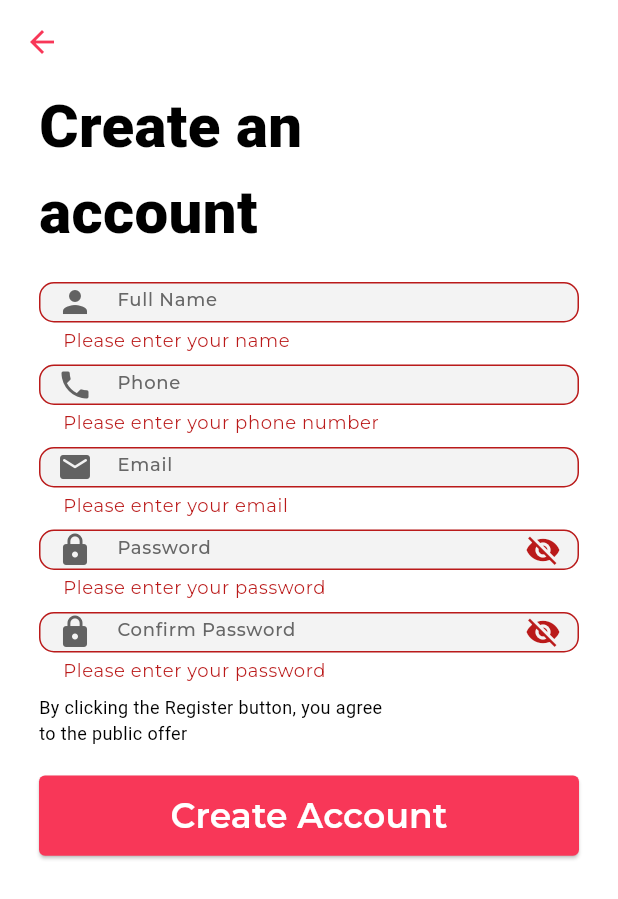
After one commit to phharaoh/Stylish_App, a Flutter app: the RegisterView screen opened directly, after a tap on "Create Account", on a phone screen of 412 x 824 dp. The commit adds this screen. Shown: the top 899 px of the screen. Run offline on Flutter 3.47's test engine with Material 3 defaults, Android fonts, the phone set to English and light mode, and no system bars; our stand-ins replace flutter_bloc, smooth_page_indicator; Roboto replaces fonts that are missing (lib/core/assets/fonts/Montserrat-ExtraBold.ttf); project files that could hold a hidden picture were left out.

Commit message:
handel Auth Cubit v1.1

```diff
--- /dev/null
+++ b/devtools_options.yaml
@@ -0,0 +1,3 @@
+description: This file stores settings for Dart & Flutter DevTools.
+documentation: https://docs.flutter.dev/tools/devtools/extensions#configure-extension-enablement-states
+extensions:
--- a/lib/core/Utilz/Widgets/customFormFeild.dart
+++ b/lib/core/Utilz/Widgets/customFormFeild.dart
@@ -10,8 +10,10 @@ class Customformfeild extends StatelessWidget {
       this.validator,
       this.controller,
       this.prefixIcon,
-      this.suffixIcon});
+      this.suffixIcon,
+      this.visiable});
   final String hintText;
+  final bool? visiable;
   final String? Function(String?)? validator;
   final TextEditingController? controller;
   final Widget? prefixIcon;
@@ -25,6 +27,7 @@ class Customformfeild extends StatelessWidget {
         padding: const EdgeInsets.only(bottom: 8.0),
         child: TextFormField(
           controller: controller,
+          obscureText: visiable ?? false,
           validator: validator,
           decoration: InputDecoration(
             filled: true,
--- /dev/null
+++ b/lib/features/Auth/Manager/Register_cubit/register_cubit.dart
@@ -0,0 +1,25 @@
+import 'register_state.dart';
+import 'package:flutter/material.dart';
+import 'package:flutter_bloc/flutter_bloc.dart';
+
+class RegisterCubit extends Cubit<RegisterState> {
+  RegisterCubit() : super(RegisterInitialState());
+  static RegisterCubit get(context) => BlocProvider.of(context);
+  GlobalKey<FormState> formKey = GlobalKey<FormState>();
+  bool passIsVisiable = false;
+  bool confPassVisiable = false;
+  TextEditingController nameController = TextEditingController();
+  TextEditingController emailController = TextEditingController();
+  TextEditingController phoneController = TextEditingController();
+  TextEditingController passwordController = TextEditingController();
+  TextEditingController confirmPasswordController = TextEditingController();
+  void changePassVisibility() {
+    passIsVisiable = !passIsVisiable;
+    emit(RegisterChangeVisibilityState(passIsVisiable));
+  }
+
+  void changConfPassVisi() {
+    confPassVisiable = !confPassVisiable;
+    emit(RegisterChangeVisibilityState(confPassVisiable));
+  }
+}
--- /dev/null
+++ b/lib/features/Auth/Manager/Register_cubit/register_state.dart
@@ -0,0 +1,17 @@
+abstract class RegisterState {}
+
+class RegisterInitialState extends RegisterState {}
+
+class RegisterLoadingState extends RegisterState {}
+
+class RegisterSuccessState extends RegisterState {}
+
+class RegisterChangeVisibilityState extends RegisterState {
+  final bool isVisible;
+  RegisterChangeVisibilityState(this.isVisible);
+}
+
+class RegisterErrorState extends RegisterState {
+  final String error;
+  RegisterErrorState(this.error);
+}
--- /dev/null
+++ b/lib/features/Auth/views/signup_view.dart
@@ -0,0 +1,154 @@
+import 'package:flutter/material.dart';
+import '../../../../core/styles/colors.dart';
+import 'package:flutter_bloc/flutter_bloc.dart';
+import '../../../../core/styles/text_styles.dart';
+import '../Manager/Register_cubit/register_cubit.dart';
+import '../Manager/Register_cubit/register_state.dart';
+import '../../../core/Utilz/Widgets/customFormFeild.dart';
+import '../../../../core/Utilz/Widgets/custom_elevatedButton.dart';
+
+class RegisterView extends StatelessWidget {
+  const RegisterView({super.key});
+  @override
+  Widget build(BuildContext context) {
+    return BlocProvider(
+      create: (context) => RegisterCubit(),
+      child: BlocBuilder<RegisterCubit, RegisterState>(
+        builder: (context, state) {
+          return Scaffold(
+            appBar: AppBar(),
+            body: Padding(
+              padding: const EdgeInsets.only(left: 26.0, right: 26),
+              child: SingleChildScrollView(
+                child: Form(
+                  key: RegisterCubit.get(context).formKey,
+                  child: Column(
+                    crossAxisAlignment: CrossAxisAlignment.start,
+                    children: [
+                      const Text(
+                        'Create an\naccount',
+                        style: TextStyles.welcomeBack,
+                      ),
+                      const SizedBox(
+                        height: 18,
+                      ),
+                      Customformfeild(
+                        validator: (value) {
+                          if (value!.isEmpty) {
+                            return 'Please enter your name';
+                          }
+                          return null;
+                        },
+                        controller: RegisterCubit.get(context).nameController,
+                        prefixIcon: const Icon(
+                          Icons.person,
+                          color: AppColors.textFieldIcon,
+                        ),
+                        hintText: 'Full Name',
+                      ),
+                      Customformfeild(
+                        validator: (value) {
+                          if (value!.isEmpty) {
+                            return 'Please enter your phone number';
+                          }
+                          return null;
+                        },
+                        controller: RegisterCubit.get(context).phoneController,
+                        prefixIcon: const Icon(
+                          Icons.phone,
+                          color: AppColors.textFieldIcon,
+                        ),
+                        hintText: 'Phone',
+                      ),
+                      Customformfeild(
+                        validator: (value) {
+                          if (value!.isEmpty || !value.contains('@')) {
+                            return 'Please enter your email';
+                          }
+                          return null;
+                        },
+                        controller: RegisterCubit.get(context).emailController,
+                        prefixIcon: const Icon(
+                          Icons.email_rounded,
+                          color: AppColors.textFieldIcon,
+                        ),
+                        hintText: 'Email',
+                      ),
+                      Customformfeild(
+                        validator: (value) {
+                          if (value!.isEmpty || value.length < 6) {
+                            return 'Please enter your password';
+                          }
+                          return null;
+                        },
+                        controller:
+                            RegisterCubit.get(context).passwordController,
+                        visiable: RegisterCubit.get(context).passIsVisiable,
+                        prefixIcon: const Icon(
+                          Icons.lock,
+                          color: AppColors.textFieldIcon,
+                        ),
+                        suffixIcon: IconButton(
+                          onPressed: () =>
+                              RegisterCubit.get(context).changePassVisibility(),
+                          icon: Icon(RegisterCubit.get(context).passIsVisiable
+                              ? Icons.visibility
+                              : Icons.visibility_off),
+                        ),
+                        hintText: 'Password',
+                      ),
+                      Customformfeild(
+                        validator: (value) {
+                          if (value!.isEmpty ||
+                              value.length < 6 ||
+                              value !=
+                                  RegisterCubit.get(context)
+                                      .passwordController
+                                      .text) {
+                            return 'Please enter your password';
+                          }
+                          return null;
+                        },
+                        controller: RegisterCubit.get(context)
+                            .confirmPasswordController,
+                        visiable: RegisterCubit.get(context).confPassVisiable,
+                        prefixIcon: const Icon(
+                          Icons.lock,
+                          color: AppColors.textFieldIcon,
+                        ),
+                        suffixIcon: IconButton(
+                          onPressed: () =>
+                              RegisterCubit.get(context).changConfPassVisi(),
+                          icon: Icon(RegisterCubit.get(context).confPassVisiable
+                              ? Icons.visibility
+                              : Icons.visibility_off),
+                        ),
+                        hintText: 'Confirm Password',
+                      ),
+                      const Text(
+                        'By clicking the Register button, you agree\nto the public offer',
+                        style: TextStyles.descriptionAuth,
+                      ),
+                      const SizedBox(
+                        height: 20,
+                      ),
+                      CustomElvButt(
+                        onPressed: () {
+                          RegisterCubit.get(context)
+                              .formKey
+                              .currentState!
+                              .validate();
+                        },
+                        text: "Create Account",
+                      )
+                    ],
+                  ),
+                ),
+              ),
+            ),
+          );
+        },
+      ),
+    );
+  }
+}
--- a/lib/main.dart
+++ b/lib/main.dart
@@ -1,6 +1,5 @@
 import 'package:flutter/material.dart';
 import 'package:stylish_app/core/app_route.dart';
-import 'features/Auth/views/Sign/signin_view.dart';
 import 'package:stylish_app/core/styles/colors.dart';
 import 'package:stylish_app/features/Auth/views/Splash/getstarted_view.dart';
 
--- a/pubspec.yaml
+++ b/pubspec.yaml
@@ -37,6 +37,7 @@ dependencies:
   cupertino_icons: ^1.0.8
   flutter_svg: ^2.1.0
   smooth_page_indicator: ^1.2.1
+  flutter_bloc: ^9.1.1
 
 
 dev_dependencies:
```
Also changed, not shown: lib/features/Auth/Manager/login_cubit/login_cubit.dart (added, +16 -0 lines), lib/features/Auth/Manager/login_cubit/login_state.dart (added, +17 -0 lines), lib/features/Auth/views/Sign/signin_view.dart (deleted, +0 -52 lines), lib/features/Auth/views/Sign/signup_view.dart (deleted, +0 -80 lines), lib/features/Auth/views/Splash/getstarted_view.dart (+4 -4 lines), lib/features/Auth/views/signin_view.dart (added, +100 -0 lines).
